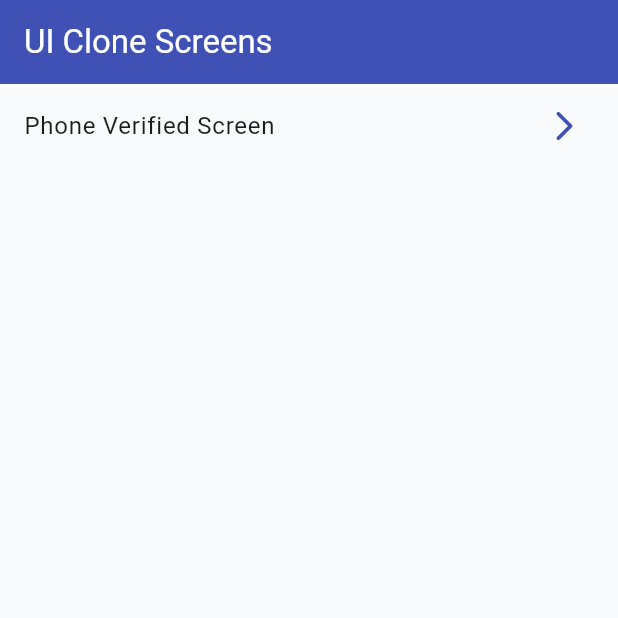
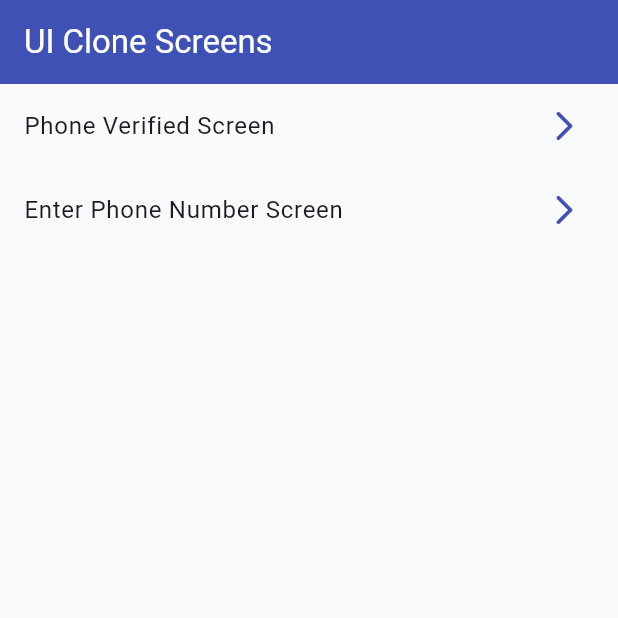
Before and after one commit to Sujin14/famapp_clone, a Flutter app: the screen it shows after launch, on a phone screen of 412 x 824 dp, the top half of it. Run offline on Flutter 3.47's test engine with Material 3 defaults, Android fonts, the phone set to English and light mode, and no system bars; our stand-ins replace go_router.

Commit message:
added screen for entering phone number

```diff
--- a/lib/core/theme/app_colors.dart
+++ b/lib/core/theme/app_colors.dart
@@ -1,3 +1,6 @@
+// lib/core/theme/app_colors.dart
+// Consolidated with common names for duplicate colors
+
 import 'package:flutter/material.dart';
 
 class AppColors {
@@ -7,12 +10,32 @@ class AppColors {
   static const Color textPrimary = Colors.black87;
   static const Color textSecondary = Colors.black54;
 
-  // Custom colors for the verified screen
-  static const Color verifiedGradientStart = Color(0xFF0D0C1D);
-  static const Color verifiedGradientEnd = Colors.black;
-  static const Color verifiedText = Colors.white;
-  static const Color phoneNumberColor = Color(0xFFFFA726);
-  static const Color buttonOrange = Color(0xFFFFA726);
-  static const Color greenGlow = Color(0xFF00E676); // Approximate green for illustration glow
-  static const Color bluePhone = Color(0xFF2196F3); // Blue for phone outline
+  // Shared common colors
+  static const Color white = Colors.white;
+  static const Color black = Colors.black;
+  static const Color darkBackground = Color(0xFF0D0C1D);
+  static const Color orangePrimary = Color(0xFFFFA726);
+  static const Color inputBg = Color(0xFF1A1A1A);
+  static const Color termsNormal = Color(0xFF8E8E93);
+
+  // Custom colors for screens
+  static const Color verifiedGradientStart = darkBackground;
+  static const Color verifiedGradientEnd = black;
+  static const Color verifiedText = white;
+  static const Color phoneNumberColor = orangePrimary;
+  static const Color buttonOrange = orangePrimary;
+  static const Color greenGlow = Color(0xFF00E676);
+  static const Color bluePhone = Color(0xFF2196F3);
+
+  // Colors for phone entry screen (referencing shared)
+  static const Color entryBackground = black;
+  static const Color entryGradientStart = darkBackground;
+  static const Color entryTitleText = white;
+  static const Color entryInputBg = inputBg;
+  static const Color entryInputText = white;
+  static const Color entryInputBorder = orangePrimary;
+  static const Color termsText = termsNormal;
+  static const Color termsLink = orangePrimary;
+  static const Color purplePhone = Color(0xFF9C27B0);
+  static const Color orangeAccent = orangePrimary;
 }
--- a/lib/core/theme/app_theme.dart
+++ b/lib/core/theme/app_theme.dart
@@ -1,4 +1,3 @@
-// lib/core/theme/app_theme.dart
 import 'package:flutter/material.dart';
 import 'app_colors.dart';
 
@@ -12,7 +11,9 @@ class AppTheme {
         backgroundColor: AppColors.primary,
         foregroundColor: Colors.white,
       ),
-      listTileTheme: const ListTileThemeData(iconColor: AppColors.primary),
+      listTileTheme: const ListTileThemeData(
+        iconColor: AppColors.primary,
+      ),
       elevatedButtonTheme: ElevatedButtonThemeData(
         style: ElevatedButton.styleFrom(
           shape: RoundedRectangleBorder(
@@ -20,6 +21,19 @@ class AppTheme {
           ),
         ),
       ),
+      inputDecorationTheme: InputDecorationTheme(
+        filled: true,
+        fillColor: AppColors.entryInputBg,
+        border: OutlineInputBorder(
+          borderRadius: BorderRadius.circular(12),
+          borderSide: BorderSide.none,
+        ),
+        focusedBorder: OutlineInputBorder(
+          borderRadius: BorderRadius.circular(12),
+          borderSide: const BorderSide(color: AppColors.entryInputBorder, width: 1),
+        ),
+        contentPadding: const EdgeInsets.symmetric(horizontal: 20, vertical: 16),
+      ),
     );
   }
 }
--- a/lib/routes/app_router.dart
+++ b/lib/routes/app_router.dart
@@ -3,6 +3,8 @@ import 'package:go_router/go_router.dart';
 import 'package:fam_app/routes/app_routes.dart';
 import 'package:fam_app/screens/home/home_screen.dart';
 import 'package:fam_app/screens/page1/page1_screen.dart';
+
+import '../screens/page2/page2_screen.dart';
 
 class AppRouter {
   static final GoRouter router = GoRouter(
@@ -18,12 +20,10 @@ class AppRouter {
         name: AppRoutes.page1,
         builder: (context, state) => const Page1Screen(),
       ),
-      // Placeholder for future pages
-      // GoRoute(
-      //   path: AppRoutes.page2,
-      //   name: AppRoutes.page2,
-      //   builder: (context, state) => const Page2Screen(),
-      // ),
+
+      GoRoute(path: AppRoutes.page2,
+      name: AppRoutes.page2,
+      builder: (context, state) => const Page2Screen(),),
     ],
   );
 }
--- a/lib/screens/home/home_screen.dart
+++ b/lib/screens/home/home_screen.dart
@@ -9,6 +9,7 @@ class HomeScreen extends StatelessWidget {
 
   final List<Map<String, String>> screens = const [
     {'title': 'Phone Verified Screen', 'route': AppRoutes.page1},
+    {'title': 'Enter Phone Number Screen', 'route': AppRoutes.page2},
     // Add more as screens are implemented
     // {'title': 'Screen 2', 'route': AppRoutes.page2},
   ];
```
Also changed, not shown: lib/core/theme/app_text_styles.dart (+25 -0 lines), lib/screens/page2/page2_screen.dart (added, +102 -0 lines), lib/screens/page2/widgets/phone_image.dart (added, +15 -0 lines), lib/screens/page2/widgets/phone_input_field.dart (added, +33 -0 lines), lib/screens/page2/widgets/terms_text.dart (added, +51 -0 lines), assets/images/phone_image.jpg (added).
